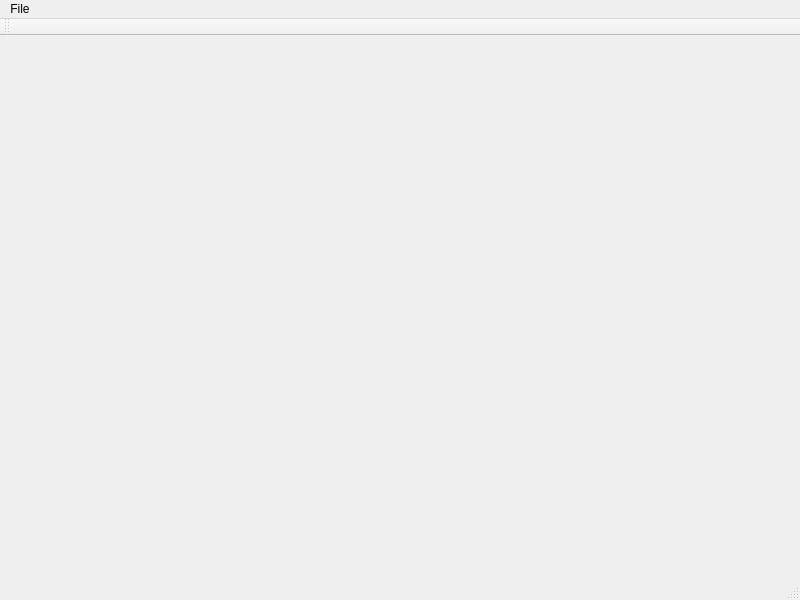
Before: the Qt Designer form tools/podconverter/mainwindow.ui in jydidier/escape-velocity, drawn with Qt 5.
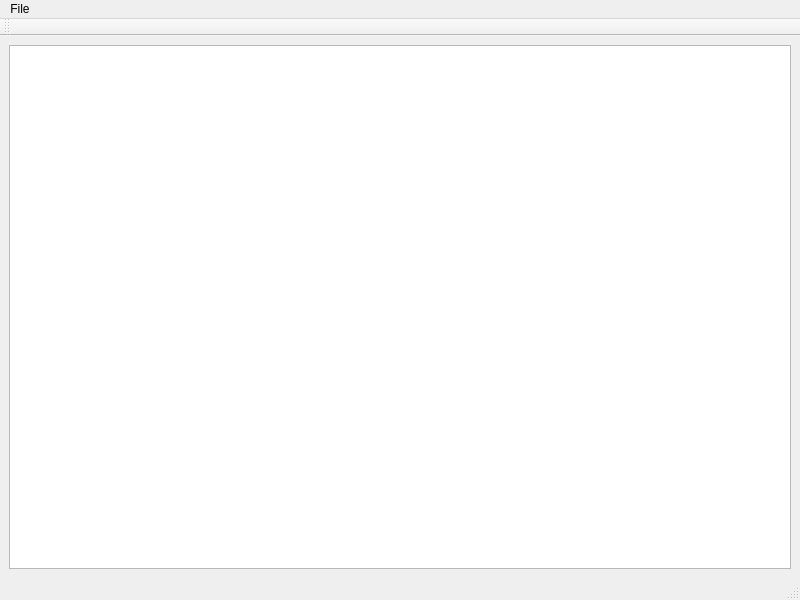
After: the same form once the commit is applied.

Commit message: GUI to extract pod archives

What changed in the file:
```diff
--- a/tools/podconverter/mainwindow.ui
+++ b/tools/podconverter/mainwindow.ui
@@ -13,7 +13,13 @@
   <property name="windowTitle">
    <string>PodConvertor tool</string>
   </property>
-  <widget class="QWidget" name="centralwidget"/>
+  <widget class="QWidget" name="centralwidget">
+   <layout class="QGridLayout" name="gridLayout">
+    <item row="0" column="0">
+     <widget class="QTreeView" name="treeView"/>
+    </item>
+   </layout>
+  </widget>
   <widget class="QMenuBar" name="menubar">
    <property name="geometry">
     <rect>
```
Left out of the diff: 40 changed lines with no effect on the pictures. The commit also changes 5 other files.
